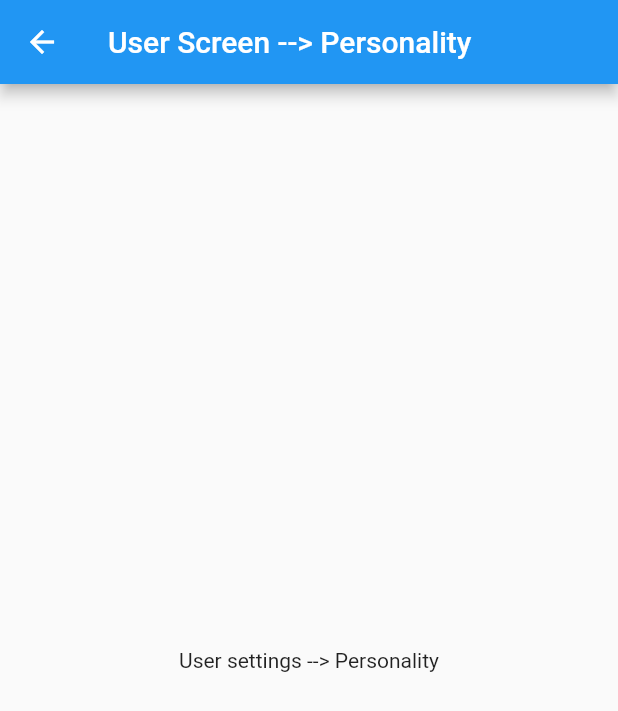
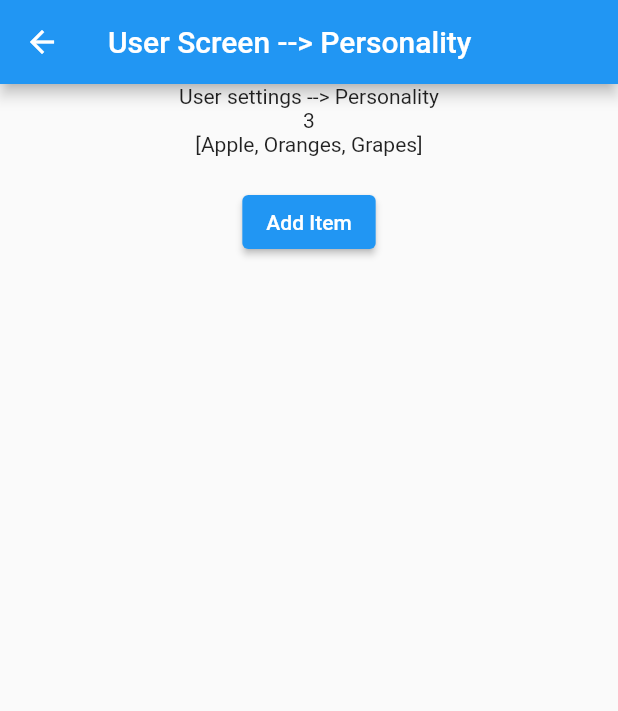
Before and after one commit to nalindard/flutter_multipage_app, a Flutter app: the UserPersonalityScreen screen opened by its route, on a phone screen of 412 x 824 dp. Shown: the top 711 px of the screen. Run offline on Flutter 3.47's test engine with Material 2 defaults, Android fonts, the phone set to English and light mode, and no system bars; our stand-ins replace go_router.

Commit message:
leaving flutter

```diff
--- a/lib/main.dart
+++ b/lib/main.dart
@@ -1,5 +1,8 @@
 import 'package:flutter/material.dart';
 import 'package:go_router/go_router.dart';
+import 'package:provider/provider.dart';
+import 'package:state_multipage_app/providers/counter_provider.dart';
+import 'package:state_multipage_app/providers/shopping_cart_provider.dart';
 import 'package:state_multipage_app/screens/home_screen.dart';
 import 'package:state_multipage_app/screens/settings/display/brightness_screen.dart';
 import 'package:state_multipage_app/screens/settings/display/index.dart';
@@ -15,11 +18,18 @@ import 'package:state_multipage_app/screens/user/personality_screen.dart';
 // import 'package:state_multipage_app/screens/user_screen.dart';
 
 void main() {
-  runApp(MyApp());
+  runApp(MultiProvider(
+    providers: [
+      ChangeNotifierProvider(create: (_) => Counter()),
+      ChangeNotifierProvider(create: (_) => ShoppingCart()),
+    ],
+    child: MyApp(),
+  ));
+  // runApp(MyApp());
 }
 
 class MyApp extends StatelessWidget {
-  MyApp({super.key});
+  MyApp({Key? key}) : super(key: key);
 
   @override
   Widget build(BuildContext context) {
--- /dev/null
+++ b/lib/providers/shopping_cart_provider.dart
@@ -0,0 +1,14 @@
+import 'package:flutter/material.dart';
+// import 'package:provider/provider.dart';
+
+class ShoppingCart with ChangeNotifier {
+  final List<String> _shoppingCart = ["Apple", "Oranges", "Grapes"];
+
+  int get itemCount => _shoppingCart.length;
+  List<String> get cart => _shoppingCart;
+
+  void addCartItem(String item) {
+    _shoppingCart.add(item);
+    notifyListeners();
+  }
+}
--- a/lib/screens/user/personality_screen.dart
+++ b/lib/screens/user/personality_screen.dart
@@ -1,4 +1,7 @@
 import 'package:flutter/material.dart';
+import 'package:provider/provider.dart';
+
+import '../../providers/shopping_cart_provider.dart';
 
 class UserPersonalityScreen extends StatelessWidget {
   const UserPersonalityScreen({super.key});
@@ -9,8 +12,23 @@ class UserPersonalityScreen extends StatelessWidget {
       appBar: AppBar(
         title: const Text("User Screen --> Personality"),
       ),
-      body: const Center(
-        child: Text("User settings --> Personality"),
+      body: Column(
+        children: [
+          const Center(
+            child: Text("User settings --> Personality"),
+          ),
+          Text('${context.watch<ShoppingCart>().itemCount}'),
+          Text('${context.watch<ShoppingCart>().cart}'),
+          const SizedBox(
+            height: 20,
+          ),
+          ElevatedButton(
+            onPressed: () {
+              context.read<ShoppingCart>().addCartItem("Strewberry");
+            },
+            child: const Text("Add Item"),
+          )
+        ],
       ),
     );
   }
--- a/pubspec.yaml
+++ b/pubspec.yaml
@@ -38,6 +38,7 @@ dependencies:
 
   go_router: ^6.5.7
   url_strategy: ^0.2.0
+  provider: ^6.0.5
 
 dev_dependencies:
   flutter_test:
```
Also changed, not shown: lib/providers/counter_provider.dart (added, +27 -0 lines), lib/screens/home_screen.dart (+62 -5 lines), pubspec.lock, 1 other file.
